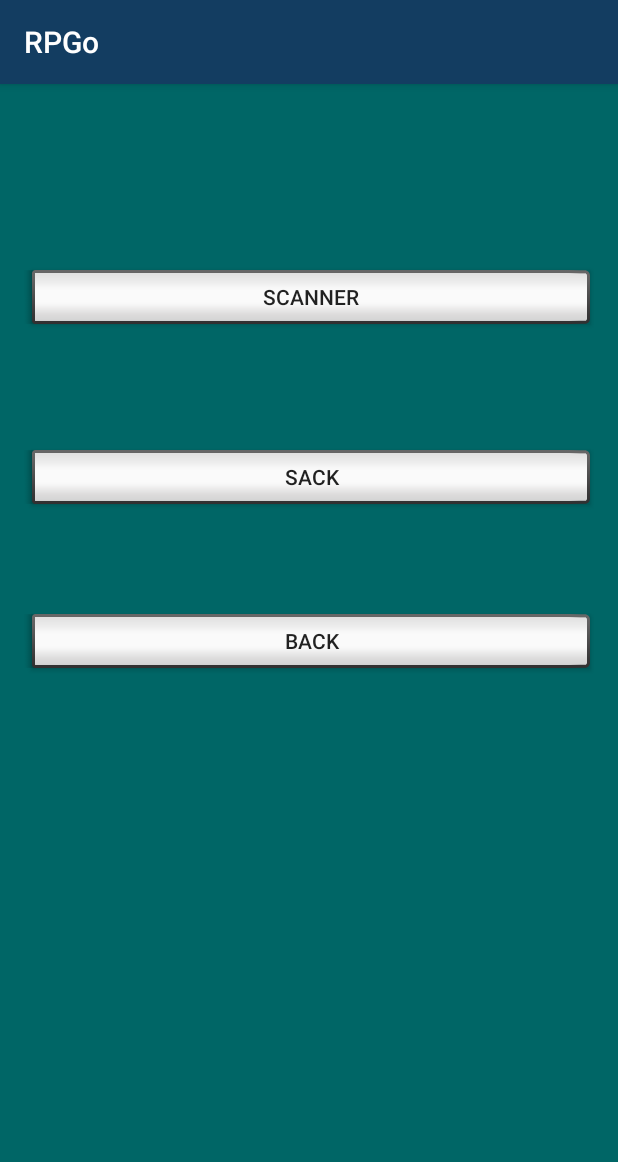
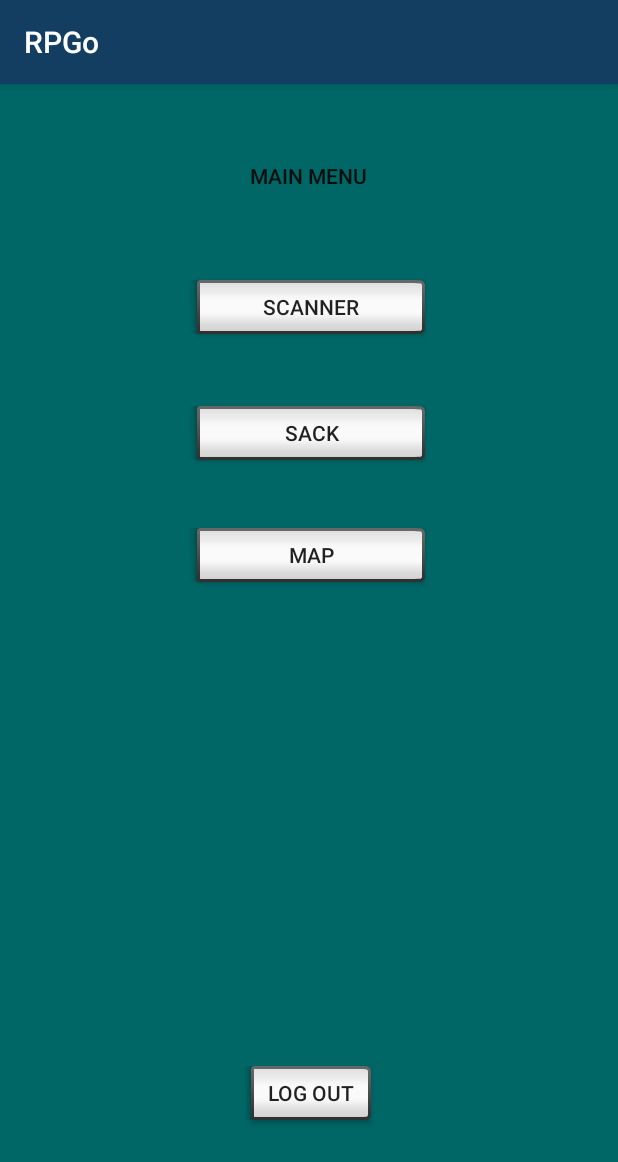
Before and after one commit to Mental1993/RPGo, an Android app: the Buttons screen opened directly, with no data from a screen before it, on a phone screen of 412 x 824 dp. Shown: the top 1162 px of the screen. Run offline under Robolectric (Android 15) with nearby library versions, the phone set to English and light mode, and no system bars.

Commit message:
Stylebuttonclass
Create log out button . Main menu label. Style buttons

```diff
--- a/RPGo/app/src/main/java/com/example/mental/rpgo/Buttons.java
+++ b/RPGo/app/src/main/java/com/example/mental/rpgo/Buttons.java
@@ -1,15 +1,15 @@
 package com.example.mental.rpgo;
 
 import android.content.Intent;
+import android.os.Bundle;
 import android.support.v7.app.AppCompatActivity;
-import android.os.Bundle;
 import android.view.View;
 import android.widget.Button;
 import android.widget.Toast;
 
 public class Buttons extends AppCompatActivity {
 
-    Button scanner,sack,map;
+    Button scanner,sack,map,logout;
 
     @Override
     protected void onCreate(Bundle savedInstanceState) {
@@ -19,6 +19,7 @@ public class Buttons extends AppCompatActivity {
         scanner= (Button) findViewById(R.id.btnScan);
         sack= (Button) findViewById(R.id.btnSack);
         map= (Button) findViewById(R.id.btnMap);
+        logout= (Button) findViewById(R.id.btnlogout) ;
 
 
         scanner.setOnClickListener(new View.OnClickListener() {
@@ -41,5 +42,14 @@ public class Buttons extends AppCompatActivity {
                 //startActivity(new Intent(buttons.this, map.class));
             }
         });
+
+        logout.setOnClickListener(new View.OnClickListener()
+        {
+            @Override
+            public void onClick(View v){
+                Intent intent = new Intent(Buttons.this, MainActivity.class);
+                startActivity(intent);
+            }
+        });
     }
 }
--- a/RPGo/app/src/main/res/layout/activity_buttons.xml
+++ b/RPGo/app/src/main/res/layout/activity_buttons.xml
@@ -11,33 +11,53 @@
     tools:context="com.example.mental.rpgo.Buttons"
     android:background="#006666">
 
+    <TextView
+        android:text="MAIN MENU"
+        android:layout_width="wrap_content"
+        android:layout_height="wrap_content"
+        android:layout_marginTop="35dp"
+        android:id="@+id/textView5"
+        android:layout_alignParentTop="true"
+        android:layout_centerHorizontal="true"
+        android:textAppearance="@style/TextAppearance.AppCompat.Body2" />
+
     <Button
-        android:text="back"
-        android:layout_width="match_parent"
+        android:text="MAP"
+        android:layout_width="160dp"
         android:layout_height="wrap_content"
+        android:layout_marginTop="33dp"
+        android:id="@+id/btnMap"
+        style="@android:style/Widget.Material.Light.Button.Inset"
         android:layout_below="@+id/btnSack"
+        android:layout_centerHorizontal="true" />
+
+    <Button
+        android:text="Scanner"
+        android:layout_width="160dp"
+        android:layout_height="wrap_content"
+        android:id="@+id/btnScan"
+        style="@android:style/Widget.Material.Light.Button.Inset"
+        android:layout_below="@+id/textView5"
         android:layout_alignStart="@+id/btnSack"
-        android:layout_marginTop="61dp"
-        android:id="@+id/btnMap"
-        style="@android:style/Widget.Material.Light.Button.Inset" />
+        android:layout_marginTop="56dp" />
 
     <Button
         android:text="sack"
-        android:layout_width="match_parent"
+        android:layout_width="160dp"
         android:layout_height="wrap_content"
         android:id="@+id/btnSack"
         style="@android:style/Widget.Material.Light.Button.Inset"
-        android:layout_below="@+id/btnScan"
-        android:layout_alignParentStart="true"
-        android:layout_marginTop="72dp" />
+        android:layout_alignTop="@+id/btnScan"
+        android:layout_alignStart="@+id/btnMap"
+        android:layout_marginTop="84dp" />
 
     <Button
-        android:text="Scanner"
-        android:layout_width="match_parent"
+        android:text="LOG OUT"
+        android:layout_width="wrap_content"
         android:layout_height="wrap_content"
-        android:layout_marginTop="104dp"
-        android:id="@+id/btnScan"
-        style="@android:style/Widget.Material.Light.Button.Inset"
-        android:layout_alignParentTop="true"
-        android:layout_alignParentStart="true" />
+        android:layout_marginBottom="53dp"
+        android:id="@+id/btnlogout"
+        android:layout_alignParentBottom="true"
+        android:layout_centerHorizontal="true"
+        style="@android:style/Widget.Material.Light.Button.Inset" />
 </RelativeLayout>
```
